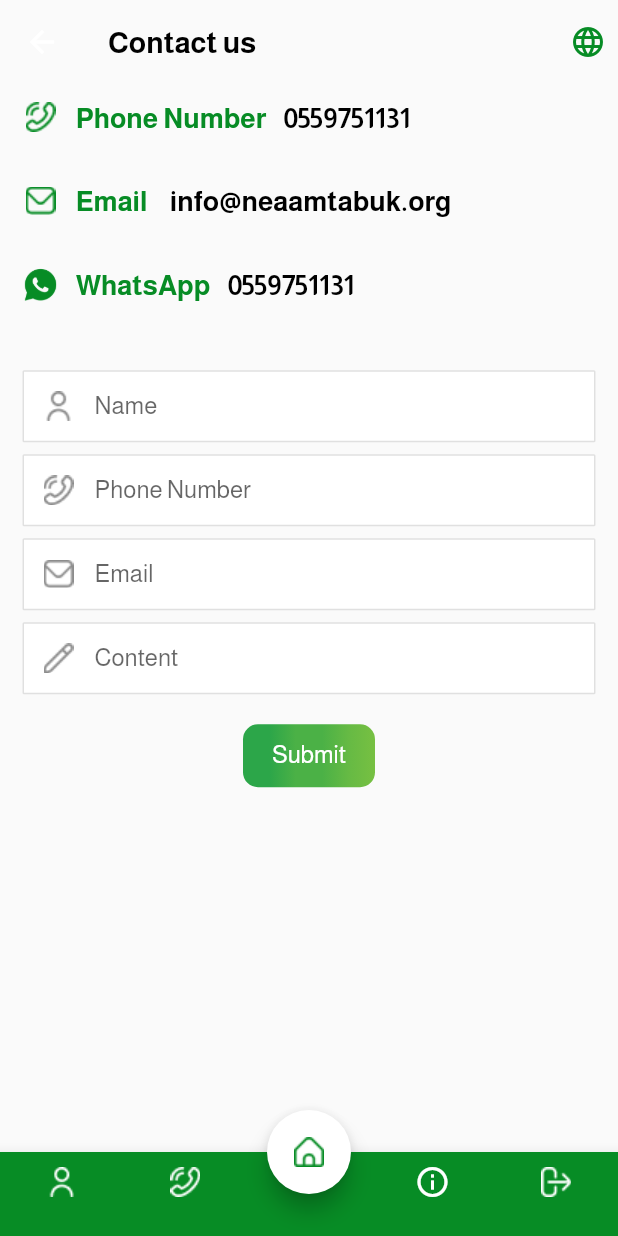
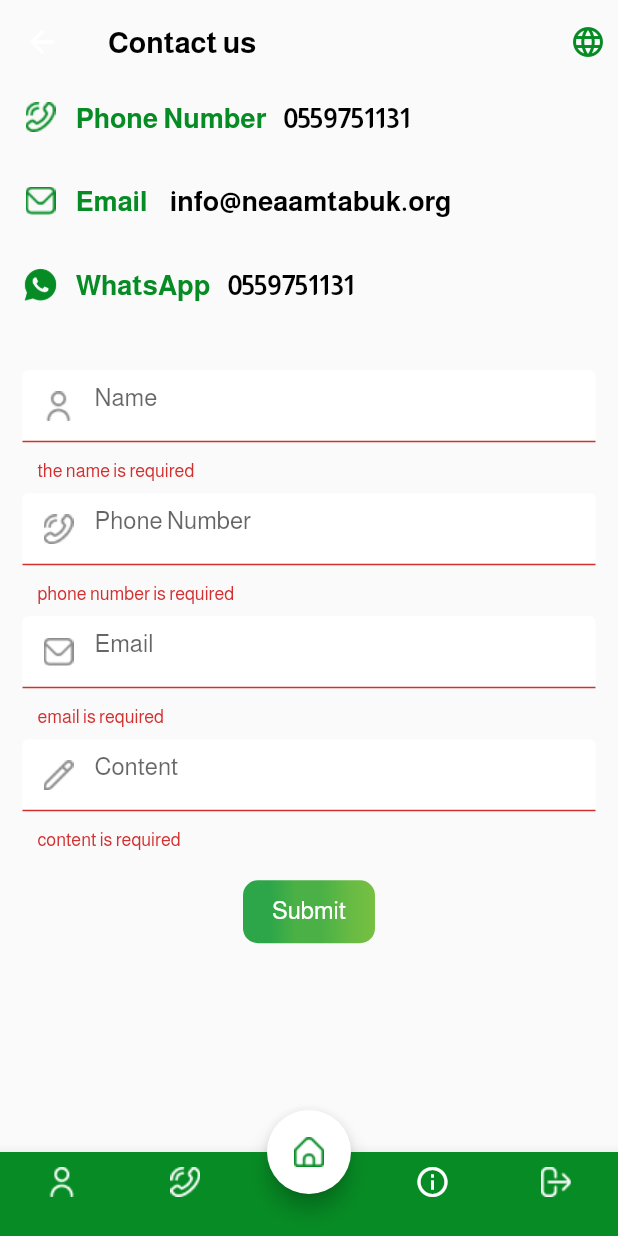
Before and after one commit to lacasa-code/neaamtabuk-mobile, a Flutter app: the TabScreen screen opened directly, item 2 of the bottom bar chosen, after a tap on "Submit", on a phone screen of 412 x 824 dp. Run offline on Flutter 3.47's test engine with Material 2 defaults, Android fonts, the phone set to English and light mode, and no system bars; our stand-ins replace animated_bottom_navigation_bar, auto_size_text, cached_network_image, date_time_picker, device_info, dropdown_search and 9 more; missing offline and left inert: flutter_polyline_points, geocoder, global_configuration, onesignal_flutter; accounts and stored records are empty; network calls fail.

Commit message:
ios production

```diff
--- a/assets/i18n/ar.json
+++ b/assets/i18n/ar.json
@@ -94,6 +94,10 @@
   "ThankYou": "شكرا لك",
   "from": "من",
   "to": "الى",
+  "content_required": "المحتوى مطلوب",
+  "name_required": "الاسم مطلوب",
+  "email_required": "البريد الإلكتروني مطلوب",
+  "phone_required": "رقم الهاتف مطلوب",
   "loading": "جارى الرفع برجاء الانتظار",
   "ConnectionFailed": "فشل الاتصال بالشبكة ",
   "FileTickit": "ملف الشكوى",
--- a/assets/i18n/en.json
+++ b/assets/i18n/en.json
@@ -143,6 +143,10 @@
   "nosolutionTickit": "the problem was not solved",
   "ConnectionFailed": "Connection Failed",
   "from": "from",
+  "content_required": "content is required",
+  "name_required": "the name is required",
+  "email_required": "email is required",
+  "phone_required": "phone number is required",
   "to": "to",
   "loading": "Uploading , please wait",
   "install_vendor_app": "You can manage your account through the seller app",
--- /dev/null
+++ b/lib/model/contact_us_model.dart
@@ -0,0 +1,33 @@
+// To parse this JSON data, do
+//
+//     final contactUsModel = contactUsModelFromJson(jsonString);
+
+import 'dart:convert';
+
+ContactUsModel contactUsModelFromJson(String str) => ContactUsModel.fromJson(json.decode(str));
+
+String contactUsModelToJson(ContactUsModel data) => json.encode(data.toJson());
+
+class ContactUsModel {
+    ContactUsModel({
+        this.status,
+        this.message,
+        this.code,
+    });
+
+    bool status;
+    String message;
+    int code;
+
+    factory ContactUsModel.fromJson(Map<String, dynamic> json) => ContactUsModel(
+        status: json["status"],
+        message: json["message"],
+        code: json["code"],
+    );
+
+    Map<String, dynamic> toJson() => {
+        "status": status,
+        "message": message,
+        "code": code,
+    };
+}
--- a/lib/screens/DonorOrders.dart
+++ b/lib/screens/DonorOrders.dart
@@ -398,10 +398,7 @@ class _DonorOrdersState extends State<DonorOrders> {
                                                 SizedBox(
                                                   height: 5,
                                                 ),
-                                                Container(
-                                                  height: 1,
-                                                  color: Colors.black12,
-                                                ),
+
                                               ],
                                             ),
                                           ),
--- a/lib/screens/contact_page.dart
+++ b/lib/screens/contact_page.dart
@@ -2,6 +2,7 @@ import 'package:flutter/cupertino.dart';
 import 'package:flutter/material.dart';
 import 'package:flutter/services.dart';
 import 'package:flutter_pos/main.dart';
+import 'package:flutter_pos/utils/Provider/contact_us_provider.dart';
 import 'package:flutter_pos/utils/Provider/provider.dart';
 import 'package:flutter_pos/utils/local/LanguageTranslated.dart';
 import 'package:flutter_pos/utils/screen_size.dart';
@@ -24,8 +25,19 @@ class _ContactPageState extends State<ContactPage> {
   }
 
   String phone = '0559751131', email = 'info@neaamtabuk.org';
+  ContactUsProvider _contactUsProvider;
+  var isInit = true;
 
-  final _formKey = GlobalKey<FormState>();
+  @override
+  void didChangeDependencies() {
+    if (isInit) {
+      _contactUsProvider =
+          Provider.of<ContactUsProvider>(context, listen: false)..init(context);
+
+      isInit = false;
+    }
+    super.didChangeDependencies();
+  }
 
   @override
   Widget build(BuildContext context) {
@@ -240,37 +252,86 @@ class _ContactPageState extends State<ContactPage> {
               Padding(
                 padding:
                     const EdgeInsets.symmetric(horizontal: 15, vertical: 15),
+                child: Form(
+                  key: _contactUsProvider.formKey,
                   child: Column(
                     children: <Widget>[
                       MyTextFormField(
                         istitle: true,
                         hintText: 'name',
+                        validator: (v) =>
+                            _contactUsProvider.nameValidate(v, context),
+                        controller: _contactUsProvider.nameController,
                         prefix: ImageIcon(
                           AssetImage('assets/icons/user.png'),
                         ),
                       ),
                       MyTextFormField(
                         istitle: true,
+                        controller: _contactUsProvider.mobileController,
                         hintText: 'phone',
+                        validator: (v) =>
+                            _contactUsProvider.mobileValidate(v, context),
+                        keyboard_type: TextInputType.phone,
                         prefix: ImageIcon(
                           AssetImage('assets/icons/phone.png'),
                         ),
                       ),
                       MyTextFormField(
                         istitle: true,
+                        controller: _contactUsProvider.emailController,
                         hintText: 'Email',
+                        validator: (v) =>
+                            _contactUsProvider.emailValidate(v, context),
+                        keyboard_type: TextInputType.emailAddress,
                         prefix: ImageIcon(
                           AssetImage('assets/icons/email.png'),
                         ),
                       ),
                       MyTextFormField(
                         istitle: true,
+                        controller: _contactUsProvider.contentController,
                         hintText: 'Content',
+                        validator: (v) =>
+                            _contactUsProvider.contentValidate(v, context),
                         prefix: ImageIcon(
                           AssetImage('assets/icons/edit.png'),
                         ),
                       ),
-                    Container(
+                      Consumer<ContactUsProvider>(builder: (context, snap, __) {
+                        return snap.isLoading
+                            ? Container(
+                                decoration: BoxDecoration(
+                                  borderRadius: BorderRadius.circular(10),
+                                  gradient: LinearGradient(
+                                    colors: [
+                                      Color(0xff2CA649),
+                                      Color(0xff2CA649),
+                                      Color(0xff4BB146),
+                                      Color(0xff4BB146),
+                                      Color(0xff66BA44),
+                                      Color(0xff77C042),
+                                    ],
+                                  ),
+                                ),
+                                child: FlatButton(
+                                  minWidth: ScreenUtil.getWidth(context) / 2.5,
+                                  child: Padding(
+                                    padding: const EdgeInsets.all(8.0),
+                                    child: Container(
+                                      height: 30,
+                                      child: Center(
+                                          child: CircularProgressIndicator(
+                                        valueColor:
+                                            AlwaysStoppedAnimation<Color>(
+                                                Colors.white),
+                                      )),
+                                    ),
+                                  ),
+                                  onPressed: () async {},
+                                ),
+                              )
+                            : Container(
                                 height: 42,
                                 width: ScreenUtil.getWidth(context),
                                 decoration: BoxDecoration(
@@ -292,15 +353,17 @@ class _ContactPageState extends State<ContactPage> {
                                 ),
                                 child: FlatButton(
                                   shape: RoundedRectangleBorder(
-                          borderRadius: new BorderRadius.circular(8.0),
+                                    borderRadius:
+                                        new BorderRadius.circular(8.0),
                                   ),
                                   onPressed: () async {
-                          if (_formKey.currentState.validate()) {
-                            _formKey.currentState.save();
-                            FocusScope.of(context)
-                                .requestFocus(new FocusNode());
-                            //  setState(() => _isLoading = true);
-                          }
+                                    _contactUsProvider.contactUs(context);
+                                    // if (_formKey.currentState.validate()) {
+                                    //   _formKey.currentState.save();
+                                    //   FocusScope.of(context)
+                                    //       .requestFocus(new FocusNode());
+                                    //   //  setState(() => _isLoading = true);
+                                    // }
                                   },
                                   child: Text(
                                     getTransrlate(context, 'Submit'),
@@ -311,8 +374,10 @@ class _ContactPageState extends State<ContactPage> {
                                     ),
                                   ),
                                 ),
+                              );
+                      }),
+                    ],
                   ),
-                  ],
                 ),
               ),
               // Padding(
--- a/lib/screens/homepage.dart
+++ b/lib/screens/homepage.dart
@@ -35,7 +35,6 @@ class _HomeState extends State<Home> {
 
   @override
   Widget build(BuildContext context) {
-    final providerData = Provider.of<ProviderData>(context);
     final theme = Provider.of<ProviderControl>(context);
     return Scaffold(
       body: Consumer<HomeProvider>(
--- a/lib/screens/tab_screen.dart
+++ b/lib/screens/tab_screen.dart
@@ -7,6 +7,7 @@ import 'package:flutter_pos/screens/account/login.dart';
 import 'package:flutter_pos/screens/account/user_information.dart';
 import 'package:flutter_pos/screens/contact_page.dart';
 import 'package:flutter_pos/screens/homepage.dart';
+import 'package:flutter_pos/utils/Provider/contact_us_provider.dart';
 import 'package:flutter_pos/utils/Provider/home_provider.dart';
 import 'package:flutter_pos/utils/Provider/provider.dart';
 import 'package:flutter_pos/utils/navigator.dart';
@@ -31,7 +32,10 @@ class _TabScreenState extends State<TabScreen> {
   void initState() {
     _pages = [
       UserInfo(),
-      ContactPage(),
+      ChangeNotifierProvider(
+        create: (_) => ContactUsProvider(),
+        child: ContactPage(),
+      ),
       ChangeNotifierProvider<HomeProvider>(
         create: (_) => HomeProvider(
           currentTabIndex: widget.homeTabIndex,
--- /dev/null
+++ b/lib/utils/Provider/contact_us_provider.dart
@@ -0,0 +1,115 @@
+import 'package:flutter/material.dart';
+import 'package:flutter_pos/utils/local/LanguageTranslated.dart';
+import 'package:flutter_pos/utils/shared_prefs_provider.dart';
+import 'package:flutter_pos/utils/tab_provider.dart';
+import 'package:flutter_pos/widget/ResultOverlay.dart';
+import 'package:provider/provider.dart';
+import '../../service/api.dart';
+import '../../model/contact_us_model.dart';
+
+class ContactUsProvider with ChangeNotifier {
+  final formKey = GlobalKey<FormState>();
+  var nameController = TextEditingController();
+  var emailController = TextEditingController();
+  var mobileController = TextEditingController();
+  var contentController = TextEditingController();
+  var _isLoading = false;
+  bool get isLoading => _isLoading;
+
+  init(BuildContext context) {
+    var prefs = Provider.of<SharedPrefsProvider>(context, listen: false).prefs;
+    nameController.text = prefs.getString('user_name');
+    emailController.text = prefs.getString('user_email');
+    mobileController.text = prefs.getString('mobile');
+  }
+
+  String nameValidate(String v, context) {
+    if (v.isEmpty) {
+      return '${getTransrlate(context, 'name_required')}';
+    }
+    return null;
+  }
+
+  String emailValidate(String v, context) {
+    if (v.isEmpty) {
+      return '${getTransrlate(context, 'email_required')}';
+    }
+    if (!RegExp(
+            r"^[a-zA-Z0-9.!#$%&'*+/=?^_`{|}~-]+@[a-zA-Z0-9](?:[a-zA-Z0-9-]{0,253}[a-zA-Z0-9])?(?:\.[a-zA-Z0-9](?:[a-zA-Z0-9-]{0,253}[a-zA-Z0-9])?)*$")
+        .hasMatch(v)) {
+      return getTransrlate(context, 'invalidemail');
+    }
+    return null;
+  }
+
+  String mobileValidate(String v, context) {
+    if (v.isEmpty) {
+      return '${getTransrlate(context, 'phone_required')}';
+    }
+    if (v.length < 9) {
+      return "${getTransrlate(context, 'shorterphone')}";
+    }
+    return null;
+  }
+
+  String contentValidate(String v, context) {
+    if (v.isEmpty) {
+      return '${getTransrlate(context, 'content_required')}';
+    }
+
+    return null;
+  }
+
+  Future<void> contactUs(BuildContext context) async {
+    FocusManager.instance.primaryFocus?.unfocus();
+    var prefs = Provider.of<SharedPrefsProvider>(context, listen: false).prefs;
+    var isValid = formKey.currentState.validate();
+
+    if (!isValid) {
+      return;
+    }
+    _isLoading = true;
+    notifyListeners();
+    var response = await API(context).post(
+      'contact',
+      {
+        'email': emailController.text,
+        'name': nameController.text,
+        'mobile': mobileController.text,
+        'content': contentController.text,
+        'user_id': prefs.getInt('user_id'),
+      },
+    );
+    _isLoading = false;
+    notifyListeners();
+    if (response != null) {
+      var model = ContactUsModel.fromJson(response);
+      if (model.status) {
+        showDialog(
+            context: context,
+            builder: (_) => ResultOverlay(
+                  '${model.message}',
+                  success: true,
+                )).whenComplete(() {
+          Provider.of<TabProvider>(context, listen: false).toHome();
+        });
+      } else {
+        showDialog(
+            context: context,
+            builder: (_) => ResultOverlay(
+                  '${model.message}',
+                  success: false,
+                )).whenComplete(() {});
+      }
+    }
+  }
+
+  @override
+  void dispose() {
+    nameController.dispose();
+    emailController.dispose();
+    mobileController.dispose();
+    contentController.dispose();
+    super.dispose();
+  }
+}
--- a/lib/widget/MapOverlay.dart
+++ b/lib/widget/MapOverlay.dart
@@ -191,8 +191,8 @@ class MapOverlayState extends State<MapOverlay>
 
   @override
   void dispose() {
-    _googleMapController.dispose();
-    addressController.dispose();
+    _googleMapController?.dispose();
+    addressController?.dispose();
     super.dispose();
   }
 
--- a/lib/widget/login/login_form.dart
+++ b/lib/widget/login/login_form.dart
@@ -1,3 +1,5 @@
+import 'dart:developer';
+
 import 'package:auto_size_text/auto_size_text.dart';
 import 'package:flutter/material.dart';
 import 'package:flutter_phoenix/flutter_phoenix.dart';
@@ -157,6 +159,7 @@ class _LoginFormState extends State<LoginForm> {
                             'password': model.password,
                           }).then((value) {
                             print(value);
+                            log('phone is:=> ${value['data']['mobile'] ?? 'null phone'}');
                             setState(() => isloading = false);
                             if (value != null) {
                               if (value['status'] == true) {
@@ -164,6 +167,8 @@ class _LoginFormState extends State<LoginForm> {
                                 var user = value['data'];
                                 prefs.setString(
                                     "token", "${value['access_token']}");
+                                prefs.setString(
+                                    "mobile", "${value['data']['mobile']}");
                                 prefs.setString(
                                     "role_id", "${user['role_id']}");
                                 prefs.setString(
--- a/lib/widget/register/register_form.dart
+++ b/lib/widget/register/register_form.dart
@@ -101,7 +101,7 @@ class _RegisterFormState extends State<RegisterForm> {
                 ),
                 MyTextFormField(
                   istitle: true,
-
+                  keyboard_type: TextInputType.emailAddress,
                   hintText: 'Email',
                   prefix: Icon(
                     Icons.email_outlined,
```
Also changed, not shown: lib/screens/account/edit_volunteer.dart (+8 -1 lines), lib/screens/account/user_information.dart (+56 -43 lines), lib/screens/map.dart (+44 -36 lines), lib/service/api.dart (+44 -30 lines), 5 other files. Lines whose indentation alone changed are shown as unchanged.
